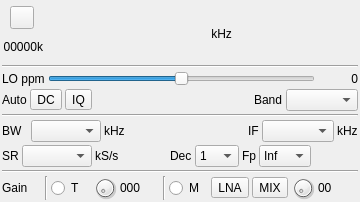
Qt form plugins/samplesource/sdrplay/sdrplaygui.ui (f4exb/sdrangel) before a commit.
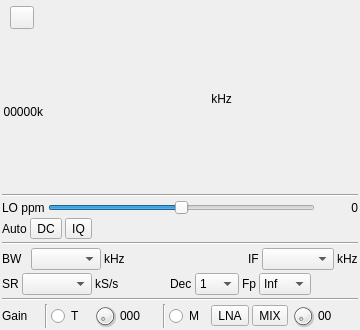
The same form after that commit. Icons and pictures are not drawn. Custom widgets are drawn as their Qt base class.

```diff
--- a/plugins/samplesource/sdrplay/sdrplaygui.ui
+++ b/plugins/samplesource/sdrplay/sdrplaygui.ui
@@ -7,7 +7,7 @@
     <x>0</x>
     <y>0</y>
     <width>360</width>
-    <height>202</height>
+    <height>330</height>
    </rect>
   </property>
   <property name="sizePolicy">
@@ -19,13 +19,13 @@
   <property name="minimumSize">
    <size>
     <width>360</width>
-    <height>202</height>
+    <height>330</height>
    </size>
   </property>
   <property name="maximumSize">
    <size>
     <width>380</width>
-    <height>251</height>
+    <height>500</height>
    </size>
   </property>
   <property name="font">
@@ -222,13 +222,6 @@
    </item>
    <item>
     <layout class="QGridLayout" name="gridLayout_corr">
-     <item row="1" column="7">
-      <widget class="QComboBox" name="fBand">
-       <property name="toolTip">
-        <string>Frequency band</string>
-       </property>
-      </widget>
-     </item>
      <item row="1" column="0">
       <widget class="QLabel" name="corrLabel">
        <property name="text">
@@ -269,13 +262,6 @@
        </property>
       </widget>
      </item>
-     <item row="1" column="6">
-      <widget class="QLabel" name="fBandLabel">
-       <property name="text">
-        <string>Band</string>
-       </property>
-      </widget>
-     </item>
     </layout>
    </item>
    <item>
```
